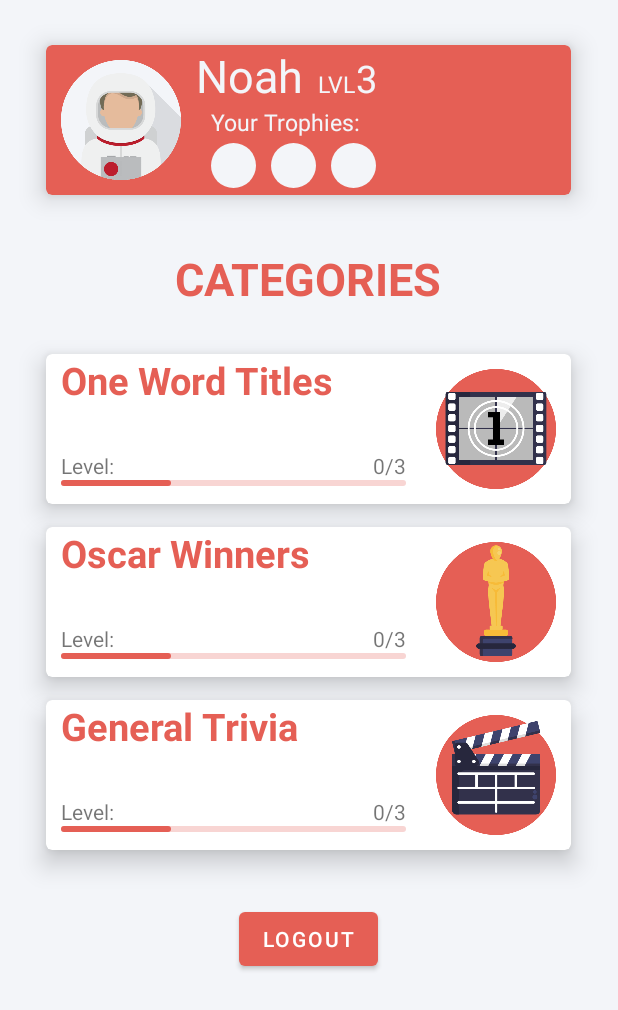
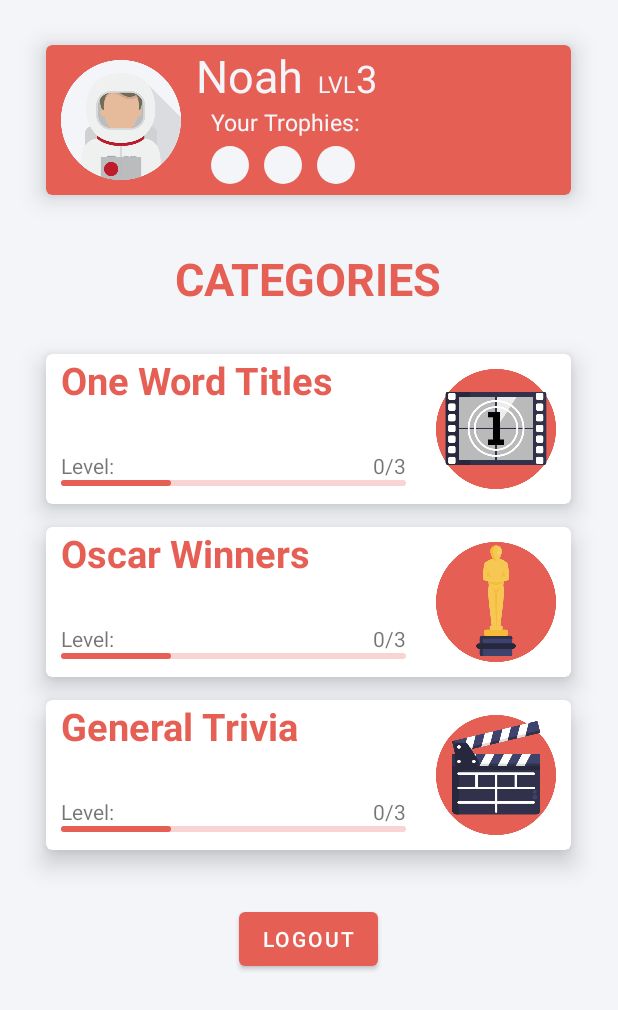
Before and after one commit to noah-erasmus/QuizzApp, an Android app: the SelectCategoryActivity screen opened directly, with no data from a screen before it, on a phone screen of 412 x 824 dp. Shown: the top 1010 px of the screen. Run offline under Robolectric (Android 15) with nearby library versions, the phone set to English and light mode, and no system bars.

Commit message:
Commit before begin prototype component

```diff
--- a/app/src/main/AndroidManifest.xml
+++ b/app/src/main/AndroidManifest.xml
@@ -21,7 +21,7 @@
         <activity
             android:name=".EnterNameActivity"
             android:screenOrientation="portrait"
-            android:windowSoftInputMode="adjustResize">
+            android:windowSoftInputMode="adjustPan">
             <intent-filter>
                 <action android:name="android.intent.action.MAIN" />
 
--- a/app/src/main/java/com/example/quizzapp/SelectCategoryActivity.kt
+++ b/app/src/main/java/com/example/quizzapp/SelectCategoryActivity.kt
@@ -21,11 +21,25 @@ class SelectCategoryActivity : AppCompatActivity() {
         val sharedPref = getSharedPreferences("myPref", Context.MODE_PRIVATE)
         val editor =  sharedPref.edit()
 
-        //Get username value from putExtra
+        //Get username & avatar value from shared preferences
         val userName = sharedPref.getString(Constants.USERNAME, "Noah")
+        val avatar = sharedPref.getString(Constants.AVATAR, "astronaut")
 
-        //Custom greeting text
+        //Update UI for profile card
         hello_user.text = "${userName}"
+        if(avatar == "astronaut"){
+            user_avatar.setImageResource(R.drawable.astronaut_white)
+        }else if(avatar == "nurse"){
+            user_avatar.setImageResource(R.drawable.nurse_white)
+        }else if(avatar == "waitress"){
+            user_avatar.setImageResource(R.drawable.waitress_white)
+        }else if(avatar == "chef"){
+            user_avatar.setImageResource(R.drawable.chef_white)
+        }else if(avatar == "shipcaptain"){
+            user_avatar.setImageResource(R.drawable.shipcaptain_white)
+        }else if(avatar == "concierge"){
+            user_avatar.setImageResource(R.drawable.concierge_white)
+        }
 
         //Set progress indicators
         var category1Progress = sharedPref.getInt(Constants.CATEGORY1_LEVEL, 1) * 33.3
@@ -81,7 +95,7 @@ class SelectCategoryActivity : AppCompatActivity() {
         levelreset_btn.setOnClickListener{
             editor.clear()
             editor.apply()
-            val intent = Intent(this, SelectCategoryActivity::class.java)
+            val intent = Intent(this, EnterNameActivity::class.java)
             startActivity(intent)
             finish()
         }
--- a/app/src/main/res/layout/activity_select_category.xml
+++ b/app/src/main/res/layout/activity_select_category.xml
@@ -30,6 +30,7 @@
                 android:orientation="horizontal">
 
                 <ImageView
+                    android:id="@+id/user_avatar"
                     android:layout_width="100dp"
                     android:layout_height="match_parent"
                     android:src="@drawable/astronaut_white"
@@ -81,21 +82,21 @@
                             android:layout_width="wrap_content"
                             android:layout_height="wrap_content"
                             android:orientation="horizontal"
-                            android:layout_marginTop="3dp">
+                            android:layout_marginTop="5dp">
                             <ImageView
-                                android:layout_width="30dp"
-                                android:layout_height="30dp"
+                                android:layout_width="25dp"
+                                android:layout_height="25dp"
                                 android:src="@drawable/empty_trophy"
                                 android:layout_marginLeft="10dp"></ImageView>
                             <ImageView
-                                android:layout_width="30dp"
-                                android:layout_height="30dp"
+                                android:layout_width="25dp"
+                                android:layout_height="25dp"
                                 android:src="@drawable/empty_trophy"
 
                                 android:layout_marginLeft="10dp"></ImageView>
                             <ImageView
-                                android:layout_width="30dp"
-                                android:layout_height="30dp"
+                                android:layout_width="25dp"
+                                android:layout_height="25dp"
                                 android:src="@drawable/empty_trophy"
 
                                 android:layout_marginLeft="10dp"></ImageView>
```
Also changed, not shown: app/src/main/res/layout/activity_answer.xml (+3 -15 lines), app/src/main/res/drawable-v24/back_arrow.png.
